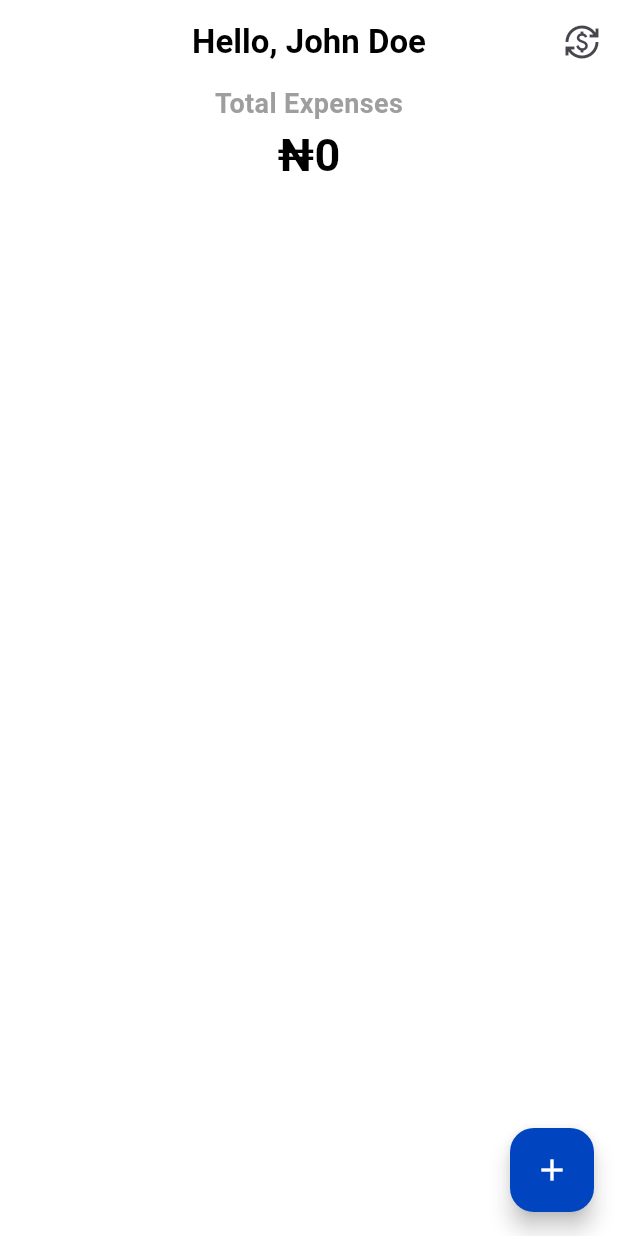
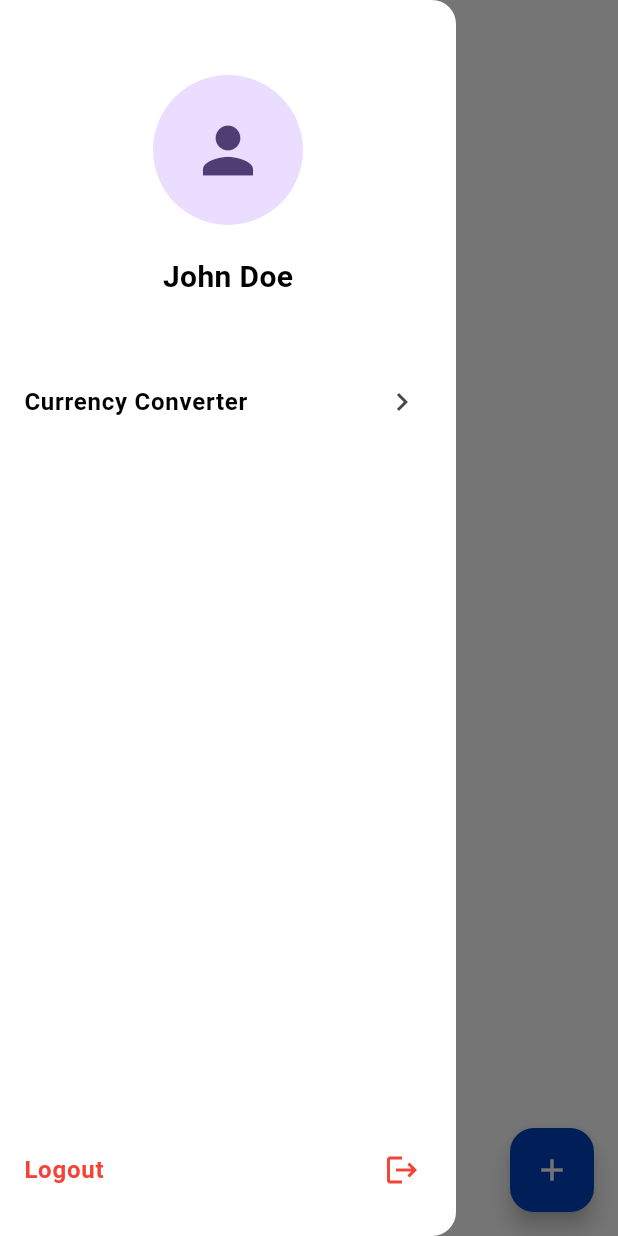
Before and after one commit to austinevick/flutter_expense_tracker, a Flutter app: the screen it shows once a user with an empty profile is signed in, with the side drawer open (before the commit the screen has no drawer), on a phone screen of 412 x 824 dp. Run offline on Flutter 3.47's test engine with Material 3 defaults, Android fonts, the phone set to English and light mode, and no system bars; drawn by our look-alikes of overlay_support; our stand-ins replace firebase_auth, firebase_core, get_it, hive, hive_flutter; accounts and stored records are empty.

Commit message:
Updated files

```diff
--- a/lib/screen/auth/login_screen.dart
+++ b/lib/screen/auth/login_screen.dart
@@ -46,7 +46,9 @@ class _LoginScreenState extends State<LoginScreen> {
                         controller: email,
                         autofillHints: [AutofillHints.email],
                         hintText: 'Email',
+                        textCapitalization: TextCapitalization.none,
                         keyboardType: TextInputType.emailAddress,
+                        textInputAction: TextInputAction.next,
                         validator: (value) => validateEmail(value!),
                       ),
                       SizedBox(height: 16),
@@ -78,7 +80,7 @@ class _LoginScreenState extends State<LoginScreen> {
                                 Navigator.of(context).pushAndRemoveUntil(
                                     MaterialPageRoute(
                                         builder: (ctx) => HomeScreen()),
-                                    (r) => true);
+                                    (r) => false);
                               }
                             });
                           }
--- a/lib/screen/auth/register_screen.dart
+++ b/lib/screen/auth/register_screen.dart
@@ -45,6 +45,8 @@ class _RegisterScreenState extends State<RegisterScreen> {
                         controller: email,
                         autofillHints: [AutofillHints.email],
                         hintText: 'Email',
+                        textCapitalization: TextCapitalization.none,
+                        textInputAction: TextInputAction.next,
                         keyboardType: TextInputType.emailAddress,
                         validator: (value) => validateEmail(value!),
                       ),
@@ -77,7 +79,7 @@ class _RegisterScreenState extends State<RegisterScreen> {
                                 Navigator.of(context).pushAndRemoveUntil(
                                     MaterialPageRoute(
                                         builder: (ctx) => HomeScreen()),
-                                    (r) => true);
+                                    (r) => false);
                               }
                             });
                           }
--- a/lib/screen/currency/currency_view_model.dart
+++ b/lib/screen/currency/currency_view_model.dart
@@ -1,5 +1,5 @@
 import 'package:expense_tracker/common/Utils.dart';
-import 'package:expense_tracker/screen/currency/currency_list_screen.dart';
+import 'package:expense_tracker/screen/currency/currency_converter_screen.dart';
 import 'package:flutter/foundation.dart';
 
 import '../../data/model/conversion_rate_model.dart';
--- /dev/null
+++ b/lib/screen/home/home_drawer.dart
@@ -0,0 +1,46 @@
+import 'package:expense_tracker/screen/auth/auth_view_model.dart';
+import 'package:flutter/material.dart';
+import 'package:provider/provider.dart';
+
+import '../../widget/custom_text.dart';
+import '../currency/currency_converter_screen.dart';
+
+class HomeDrawer extends StatelessWidget {
+  const HomeDrawer({super.key});
+
+  @override
+  Widget build(BuildContext context) {
+    return Consumer<AuthViewModel>(builder: (context, viewModel, child) {
+      return Drawer(backgroundColor: Colors.white,
+          child: Column(
+        children: [
+          const SizedBox(height: 50),
+          CircleAvatar(
+            radius: 50,
+            child: Icon(Icons.person, size: 50),
+          ),
+          const SizedBox(height: 20),
+          CustomText("John Doe", fontSize: 20, fontWeight: FontWeight.w700),
+          if (viewModel.auth.currentUser != null)
+            CustomText(viewModel.auth.currentUser!.email ?? ''),
+          const SizedBox(height: 20),
+          ListTile(
+              title: CustomText("Currency Converter"),
+              trailing: Icon(Icons.keyboard_arrow_right),
+              onTap: () {
+                Navigator.pop(context);
+                Navigator.push(context,
+                    MaterialPageRoute(builder: (ctx) => CurrencyConverterScreen()));
+              }),
+          Spacer(),
+          ListTile(
+              title: CustomText("Logout",color: Colors.red),
+              trailing: Icon(Icons.logout,color: Colors.red),
+              onTap: () async => await viewModel.logout()),
+          const SizedBox(height: 16),
+
+        ],
+      ));
+    });
+  }
+}
--- a/lib/screen/home/home_screen.dart
+++ b/lib/screen/home/home_screen.dart
@@ -1,10 +1,11 @@
+import 'package:expense_tracker/screen/home/home_drawer.dart';
 import 'package:expense_tracker/widget/custom_text.dart';
 import 'package:flutter/material.dart';
 import 'package:provider/provider.dart';
 
 import '../../common/Utils.dart';
 import '../../common/app_colors.dart';
-import '../currency/currency_list_screen.dart';
+import '../currency/currency_converter_screen.dart';
 import 'add_expense_screen.dart';
 import 'home_view_model.dart';
 
@@ -15,17 +16,10 @@ class HomeScreen extends StatelessWidget {
   Widget build(BuildContext context) {
     return Consumer<HomeViewModel>(builder: (context, viewModel, child) {
       return Scaffold(
+        drawer: HomeDrawer(),
         appBar: AppBar(
           centerTitle: true,
           title: CustomText("Hello, John Doe"),
-           actions: [
-            IconButton(
-            icon: Icon(Icons.currency_exchange),
-                onPressed: () => Navigator.push(
-                    context,
-                    MaterialPageRoute(
-                        builder: (ctx) => CurrencyListScreen())))
-          ],
         ),
         body: SafeArea(
           minimum: EdgeInsets.symmetric(horizontal: 16),
@@ -34,7 +28,8 @@ class HomeScreen extends StatelessWidget {
               crossAxisAlignment: CrossAxisAlignment.center,
               children: [
                 Center(
-                  child: CustomText("Total Expenses",
+                    child: CustomText(
+                  "Total Expenses",
                   color: Colors.grey,
                   fontSize: 18,
                   fontWeight: FontWeight.w700,
@@ -44,7 +39,8 @@ class HomeScreen extends StatelessWidget {
                       fontSize: 30, fontWeight: FontWeight.w700),
                 ),
                 SizedBox(height: 40),
-              if(viewModel.box.values.isNotEmpty)  Align(
+                if (viewModel.box.values.isNotEmpty)
+                  Align(
                       alignment: Alignment.centerLeft,
                       child: CustomText("Recent Transactions",
                           fontSize: 18, fontWeight: FontWeight.w700)),
@@ -53,15 +49,17 @@ class HomeScreen extends StatelessWidget {
                   return ListTile(
                       onTap: () => viewModel.deleteExpense(i),
                       contentPadding: EdgeInsets.zero,
-                      leading:
-                          CircleAvatar(child: CustomText(expense!.category[0])),
+                      leading: CircleAvatar(
+                          backgroundColor: primaryColor,
+                          child: CustomText(expense!.category[0],
+                              color: Colors.white)),
                       title: CustomText(expense.category),
                       subtitle: CustomText(expense.description,
                           fontSize: 12, color: Colors.grey),
                       trailing: Column(
                         crossAxisAlignment: CrossAxisAlignment.end,
                         children: [
-                          CustomText(formatAmount(expense.amount)),
+                          CustomText(formatAmount(expense.amount),fontSize: 16,color: Colors.red),
                           CustomText(formatDate(expense.date),
                               color: Colors.grey),
                         ],
--- a/lib/widget/currency_card.dart
+++ b/lib/widget/currency_card.dart
@@ -1,4 +1,4 @@
-import 'package:expense_tracker/screen/currency/currency_list_screen.dart';
+import 'package:expense_tracker/screen/currency/currency_converter_screen.dart';
 import 'package:flutter/material.dart';
 
 import '../common/Utils.dart';
--- a/pubspec.yaml
+++ b/pubspec.yaml
@@ -41,7 +41,6 @@ dependencies:
   hive_flutter:
   firebase_core: ^3.10.1
   firebase_auth: ^5.4.1
-  shared_preferences:
   intl:
   overlay_support:
 
```
Also changed, not shown: lib/screen/auth/auth_view_model.dart (+3 -4 lines), lib/screen/currency/currency_converter_screen.dart (renamed from lib/screen/currency/currency_list_screen.dart, +22 -5 lines), pubspec.lock, 5 other files. Lines whose indentation alone changed are shown as unchanged.
